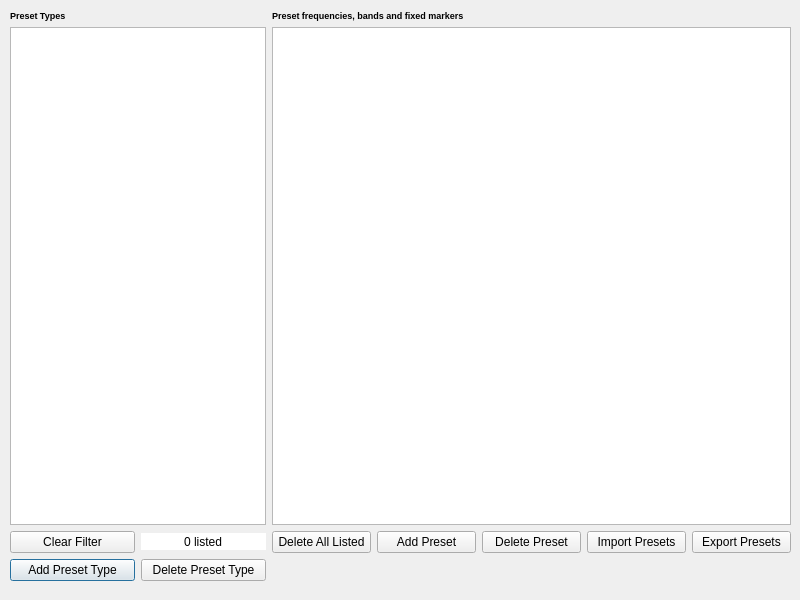
g4ixt/QtTinySA, file src/bands.ui: the form before one commit.
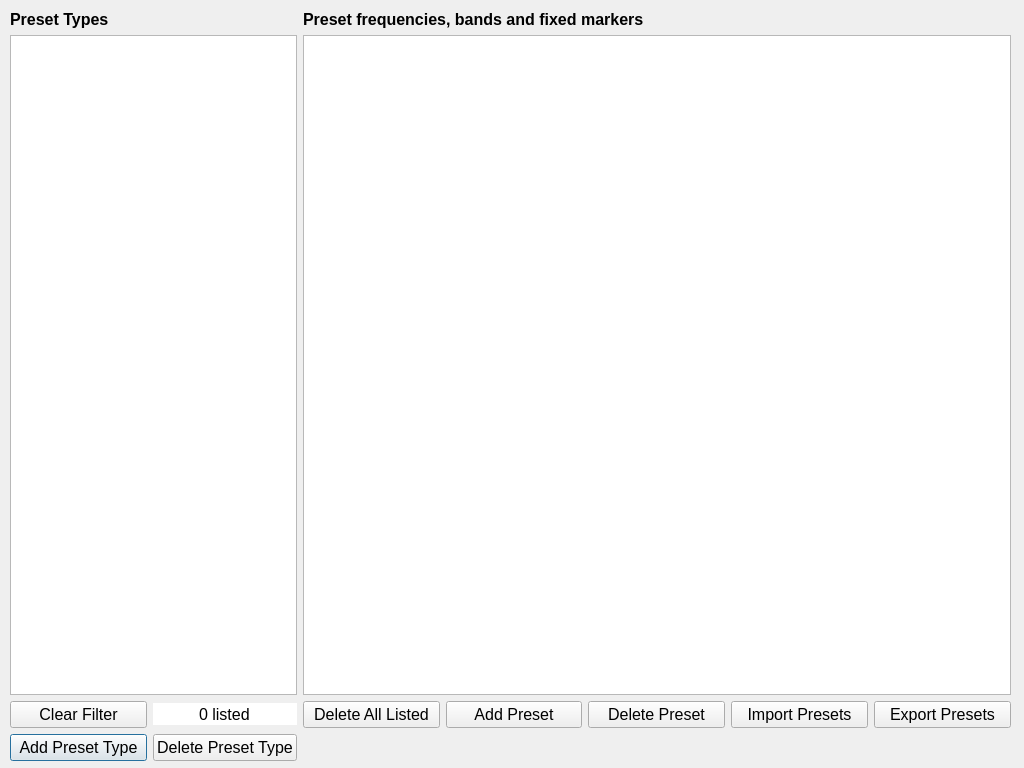
The form after the commit.

Commit message:
GUI window sizes
Increased GUI window sizes
Changed font to default
Increased font size

```diff
--- a/src/bands.ui
+++ b/src/bands.ui
@@ -6,8 +6,8 @@
    <rect>
     <x>0</x>
     <y>0</y>
-    <width>800</width>
-    <height>600</height>
+    <width>1024</width>
+    <height>768</height>
    </rect>
   </property>
   <property name="windowTitle">
@@ -18,16 +18,21 @@
     <rect>
      <x>10</x>
      <y>10</y>
-     <width>781</width>
-     <height>571</height>
+     <width>1001</width>
+     <height>751</height>
     </rect>
    </property>
+   <property name="font">
+    <font>
+     <pointsize>12</pointsize>
+    </font>
+   </property>
    <layout class="QGridLayout" name="gridLayout">
     <item row="0" column="0">
      <widget class="QLabel" name="label_3">
       <property name="font">
        <font>
-        <pointsize>7</pointsize>
+        <pointsize>12</pointsize>
         <bold>true</bold>
        </font>
       </property>
@@ -50,6 +55,11 @@
         <height>300</height>
        </size>
       </property>
+      <property name="font">
+       <font>
+        <pointsize>12</pointsize>
+       </font>
+      </property>
       <property name="sortingEnabled">
        <bool>true</bool>
       </property>
@@ -59,7 +69,7 @@
      <widget class="QLabel" name="label_2">
       <property name="font">
        <font>
-        <pointsize>7</pointsize>
+        <pointsize>12</pointsize>
         <bold>true</bold>
        </font>
       </property>
@@ -70,6 +80,11 @@
     </item>
     <item row="1" column="0" colspan="2">
      <widget class="QTableView" name="typeTable">
+      <property name="font">
+       <font>
+        <pointsize>12</pointsize>
+       </font>
+      </property>
       <property name="sortingEnabled">
        <bool>true</bool>
       </property>
@@ -86,6 +101,11 @@
         <verstretch>0</verstretch>
        </sizepolicy>
       </property>
+      <property name="font">
+       <font>
+        <pointsize>12</pointsize>
+       </font>
+      </property>
       <property name="text">
        <string>Add Preset Type</string>
       </property>
@@ -102,6 +122,11 @@
         <verstretch>0</verstretch>
        </sizepolicy>
       </property>
+      <property name="font">
+       <font>
+        <pointsize>12</pointsize>
+       </font>
+      </property>
       <property name="text">
        <string>Delete Preset Type</string>
       </property>
@@ -109,6 +134,11 @@
     </item>
     <item row="2" column="0">
      <widget class="QPushButton" name="clearFilter">
+      <property name="font">
+       <font>
+        <pointsize>12</pointsize>
+       </font>
+      </property>
       <property name="text">
        <string>Clear Filter</string>
       </property>
@@ -116,6 +146,11 @@
     </item>
     <item row="2" column="1">
      <widget class="QSpinBox" name="psCount">
+      <property name="font">
+       <font>
+        <pointsize>12</pointsize>
+       </font>
+      </property>
       <property name="frame">
        <bool>false</bool>
       </property>
@@ -144,6 +179,11 @@
         <verstretch>0</verstretch>
        </sizepolicy>
       </property>
+      <property name="font">
+       <font>
+        <pointsize>12</pointsize>
+       </font>
+      </property>
       <property name="toolTip">
        <string>Delete all entries filtered by Preset Type table</string>
       </property>
@@ -163,6 +203,11 @@
         <verstretch>0</verstretch>
        </sizepolicy>
       </property>
+      <property name="font">
+       <font>
+        <pointsize>12</pointsize>
+       </font>
+      </property>
       <property name="text">
        <string>Add Preset</string>
       </property>
@@ -179,6 +224,11 @@
         <verstretch>0</verstretch>
        </sizepolicy>
       </property>
+      <property name="font">
+       <font>
+        <pointsize>12</pointsize>
+       </font>
+      </property>
       <property name="text">
        <string>Delete Preset</string>
       </property>
@@ -195,6 +245,11 @@
         <verstretch>0</verstretch>
        </sizepolicy>
       </property>
+      <property name="font">
+       <font>
+        <pointsize>12</pointsize>
+       </font>
+      </property>
       <property name="text">
        <string>Import Presets</string>
       </property>
@@ -211,6 +266,11 @@
         <verstretch>0</verstretch>
        </sizepolicy>
       </property>
+      <property name="font">
+       <font>
+        <pointsize>12</pointsize>
+       </font>
+      </property>
       <property name="text">
        <string>Export Presets</string>
       </property>
```
The commit also changes 7 other files.
